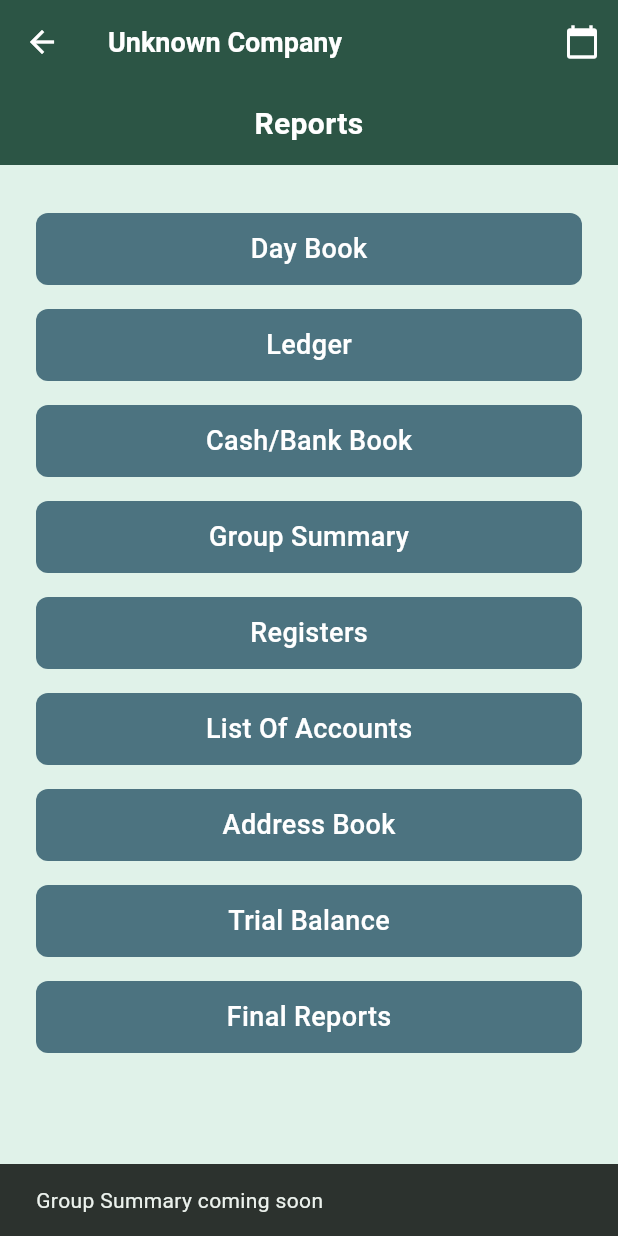
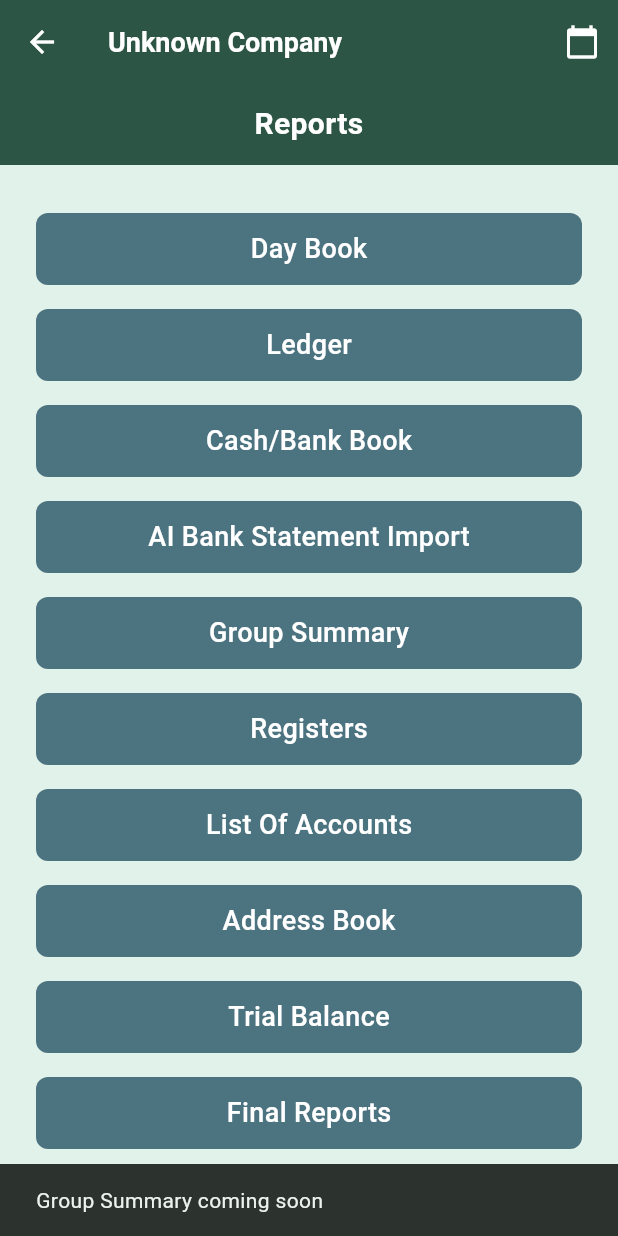
Before and after one commit to mskishore312/accounting-app, a Flutter app: the Reports screen opened directly, after a tap on "Group Summary", on a phone screen of 412 x 824 dp. Run offline on Flutter 3.47's test engine with Material 3 defaults, Android fonts, the phone set to English and light mode, and no system bars; our stand-ins replace pdf, share_plus, sqflite, sqflite_common_ffi; accounts and stored records are empty; project files that could hold a hidden picture were left out.

Commit message:
Add statement OCR and complete accounting fixes

```diff
--- a/lib/ui/reports.dart
+++ b/lib/ui/reports.dart
@@ -6,6 +6,7 @@ import 'package:accounting_app/final_reports.dart';
 import 'package:accounting_app/trial_balance.dart';
 import 'package:accounting_app/services/period_service.dart'; // Added
 import 'package:accounting_app/ui/widgets/date_range_selector.dart'; // Added
+import 'package:accounting_app/ui/bank_statement_import.dart';
 import 'package:provider/provider.dart'; // Added
 
 class Reports extends StatefulWidget { // Changed to StatefulWidget
@@ -233,6 +234,15 @@ class _ReportsState extends State<Reports> { // Added State class
                     onPressed: () => _showComingSoon(context, 'Cash/Bank Book'),
                   ),
                   _buildButton(
+                    'AI Bank Statement Import',
+                    onPressed: () => Navigator.push(
+                      context,
+                      MaterialPageRoute(
+                        builder: (context) => const BankStatementImport(),
+                      ),
+                    ),
+                  ),
+                  _buildButton(
                     'Group Summary',
                     onPressed: () => _showComingSoon(context, 'Group Summary'),
                   ),
```
